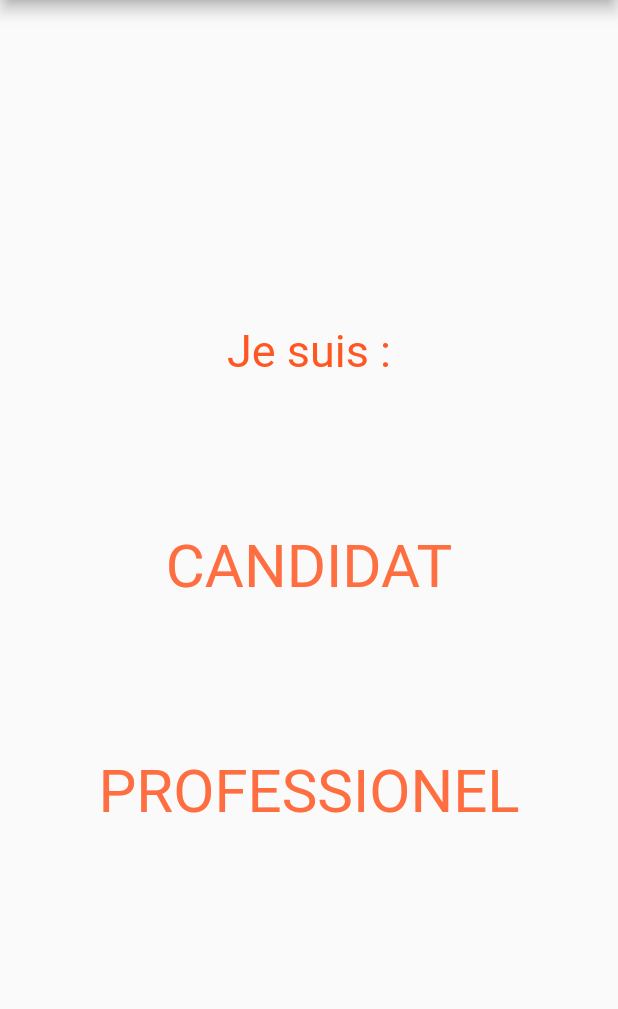
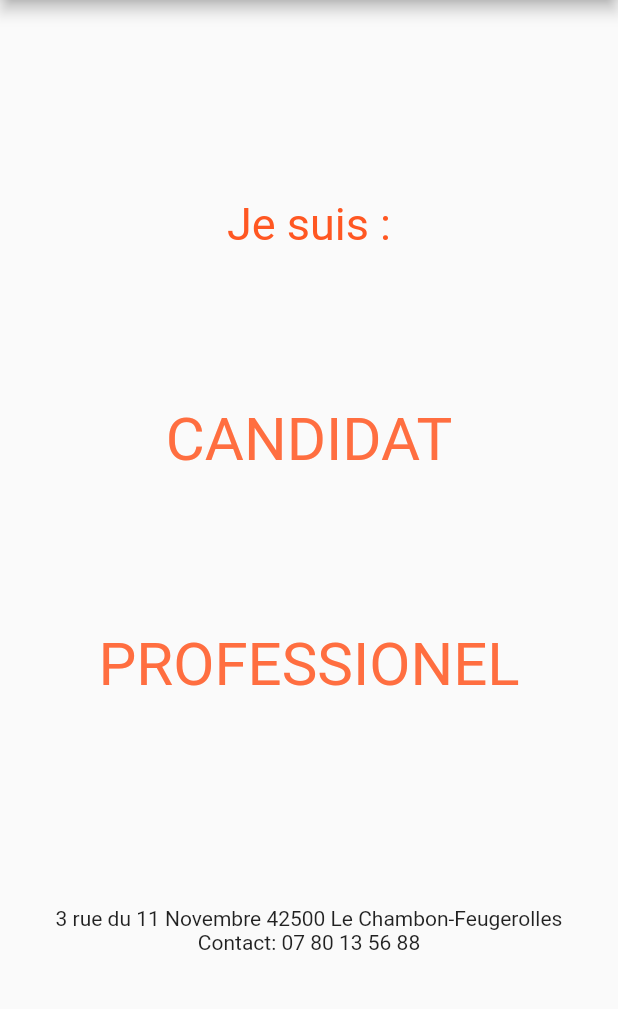
Before and after one commit to keskinm/kicko-client, a Flutter app: the screen it shows after launch, on a phone screen of 412 x 824 dp, the part 84-1093 px from its top. Run offline on Flutter 3.47's test engine with Material 2 defaults, Android fonts, the phone set to English and light mode, and no system bars; drawn by our look-alikes of animated_text_kit; our stand-ins replace cloud_firestore, dio, email_validator, firebase_auth, firebase_core, firebase_storage and 2 more; missing offline and left inert: barcode_scan2; accounts and stored records are empty; Roboto replaces fonts that are missing (Horizon).

Commit message:
Add bottom panel

```diff
--- a/lib/main.dart
+++ b/lib/main.dart
@@ -68,6 +68,13 @@ class _KickoApp extends State<KickoApp> {
     );
   }
 
+  Widget buildBottomPanel() {
+    return Column(children: const [
+      Text("3 rue du 11 Novembre 42500 Le Chambon-Feugerolles"),
+      Text("Contact: 07 80 13 56 88"),
+    ],);
+}
+
   @override
   Widget build(BuildContext context) {
     Widget body = Center(
@@ -89,14 +96,19 @@ class _KickoApp extends State<KickoApp> {
         ),
 
         SizedBox(
-            height: MediaQuery.of(context).size.height / 8), // <-- Set height
+            height: MediaQuery.of(context).size.height / 8),
 
         buildRow("CANDIDAT", userGroupSyntax.candidate),
 
         SizedBox(
-            height: MediaQuery.of(context).size.height / 8), // <-- Set height
+            height: MediaQuery.of(context).size.height / 8),
 
         buildRow("PROFESSIONEL", userGroupSyntax.professional),
+
+        SizedBox(
+            height: MediaQuery.of(context).size.height / 6),
+
+        buildBottomPanel()
       ],
     )));
 
```
